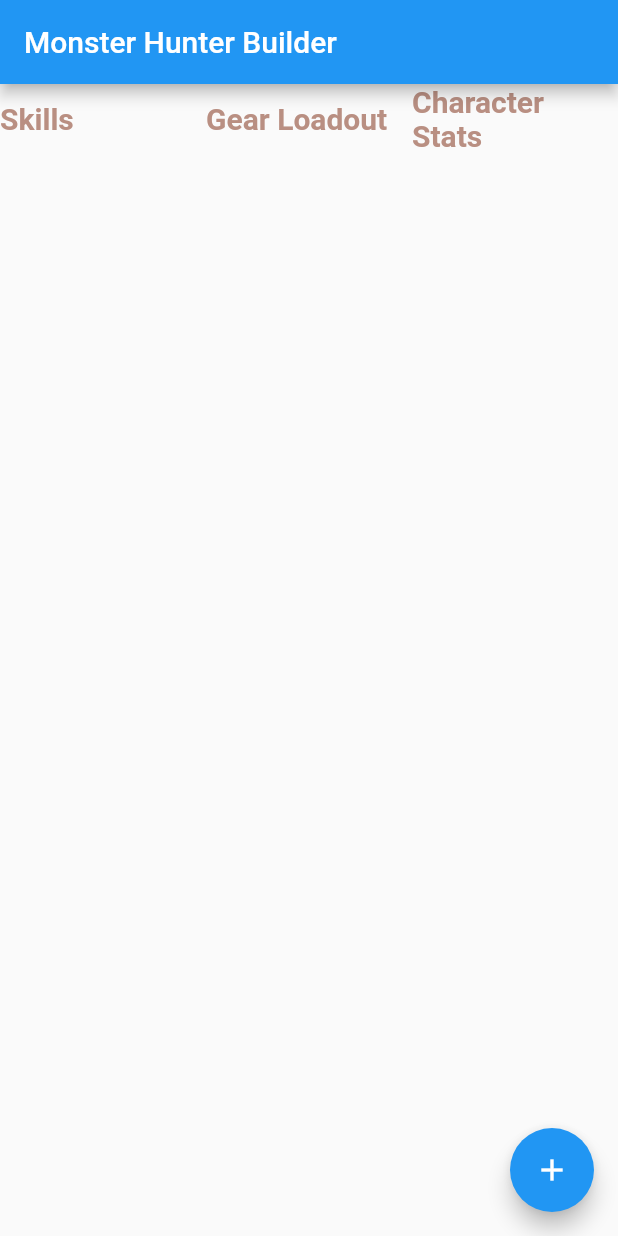
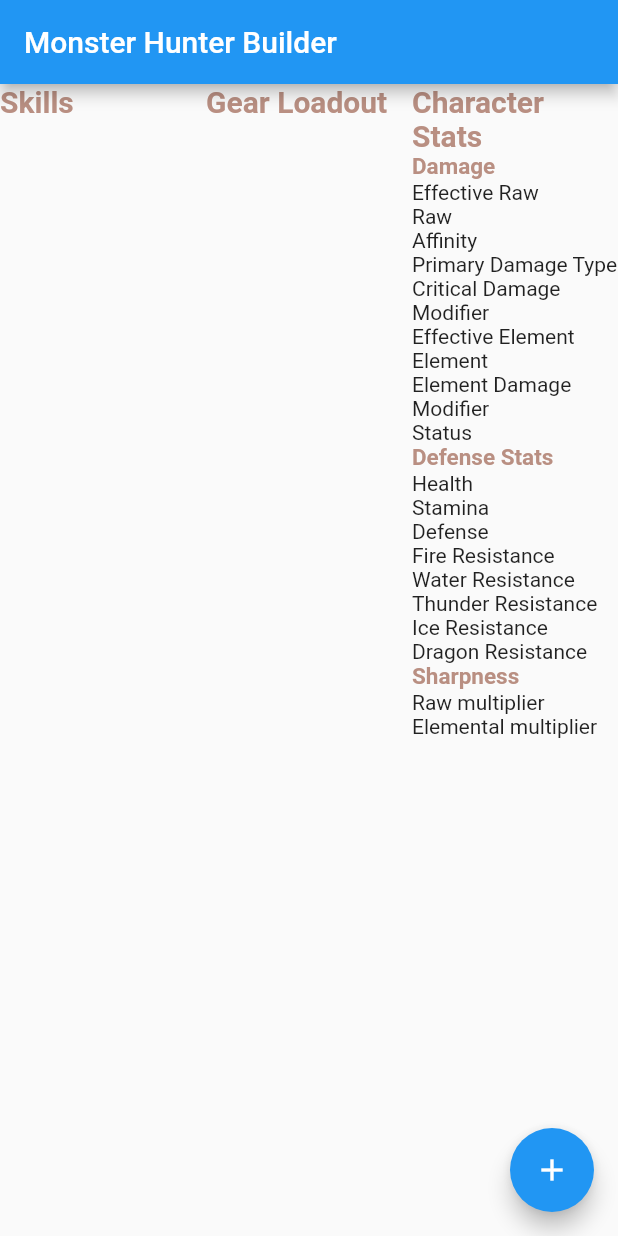
Before and after one commit to JustfortehLulz/MHBuilder, a Flutter app: the screen it shows after launch, on a phone screen of 412 x 824 dp. Run offline on Flutter 3.47's test engine with Material 2 defaults, Android fonts, the phone set to English and light mode, and no system bars.

Commit message:
Did text formatting

```diff
--- a/lib/main.dart
+++ b/lib/main.dart
@@ -1,4 +1,4 @@
-import 'dart:html';
+//import 'dart:html';
 
 import 'package:flutter/material.dart';
 
@@ -65,8 +65,21 @@
 
   Widget damageText = Column
   (
+    mainAxisAlignment: MainAxisAlignment.start,
+    crossAxisAlignment: CrossAxisAlignment.start,
     children: const
     [
+      Text
+      (
+        "Damage",
+        style: TextStyle
+        (
+          fontSize: 15,
+          fontWeight: FontWeight.bold,
+          color: Color.fromARGB(255, 185, 143, 130)
+        ),
+      ),
+      //),
       Text("Effective Raw"),
       Text("Raw"),
       Text("Affinity"),
@@ -81,8 +94,20 @@
 
   Widget defenseText = Column
   (
+    mainAxisAlignment: MainAxisAlignment.start,
+    crossAxisAlignment: CrossAxisAlignment.start,
     children: const
     [
+      Text
+      (
+        "Defense Stats",
+        style: TextStyle
+        (
+          fontSize: 15,
+          fontWeight: FontWeight.bold,
+          color: Color.fromARGB(255, 185, 143, 130)
+        )
+      ),
       Text("Health"),
       Text("Stamina"),
       Text("Defense"),
@@ -96,8 +121,20 @@
 
   Widget sharpnessText = Column
   (
+    mainAxisAlignment: MainAxisAlignment.start,
+    crossAxisAlignment: CrossAxisAlignment.start,
     children: const
     [
+      Text
+      (
+        "Sharpness",
+        style: TextStyle
+        (
+          fontSize: 15,
+          fontWeight: FontWeight.bold,
+          color: Color.fromARGB(255, 185, 143, 130)
+        )
+      ),
       Text("Raw multiplier"),
       Text("Elemental multiplier")
     ],
@@ -122,11 +159,17 @@
       body: Row
       (
         mainAxisAlignment: MainAxisAlignment.start,
-        children: const <Widget>
+        children:
         [
           Expanded
           (
-            child: Text
+            child : Column
+            (
+              mainAxisAlignment: MainAxisAlignment.start,
+              crossAxisAlignment: CrossAxisAlignment.start,
+              children : const
+              [
+                Text
                 (
                   'Skills',
                   style: TextStyle
@@ -136,10 +179,18 @@
                     color: Color.fromARGB(255, 185, 143, 130)
                   ),
                 ),
+              ],
+            ),
           ),
           Expanded
           (
-            child: Text
+            child : Column
+            (
+              mainAxisAlignment: MainAxisAlignment.start,
+              crossAxisAlignment: CrossAxisAlignment.start,
+              children: const
+              [
+                Text
                 (
                   'Gear Loadout',
                   style: TextStyle
@@ -149,10 +200,18 @@
                     color: Color.fromARGB(255, 185, 143, 130)
                   ),
                 ),
+              ],
+            ),
           ),
           Expanded
           (
-            child: Text
+            child: Column
+            (
+              mainAxisAlignment: MainAxisAlignment.start,
+              crossAxisAlignment: CrossAxisAlignment.start,
+              children:
+              [
+                const Text
                 (
                   'Character Stats',
                   style: TextStyle
@@ -161,9 +220,14 @@
                     fontWeight: FontWeight.bold,
                     color: Color.fromARGB(255, 185, 143, 130)
                   ),
-              // add this stats using function?
+                ), // add this stats using function?
+                damageText,
+                defenseText,
+                sharpnessText
+              ],
             ),
-          ),
+          )
+
         ],
       ),
       floatingActionButton: FloatingActionButton
```
Also changed, not shown: 1 other file. Lines whose indentation alone changed are shown as unchanged.
